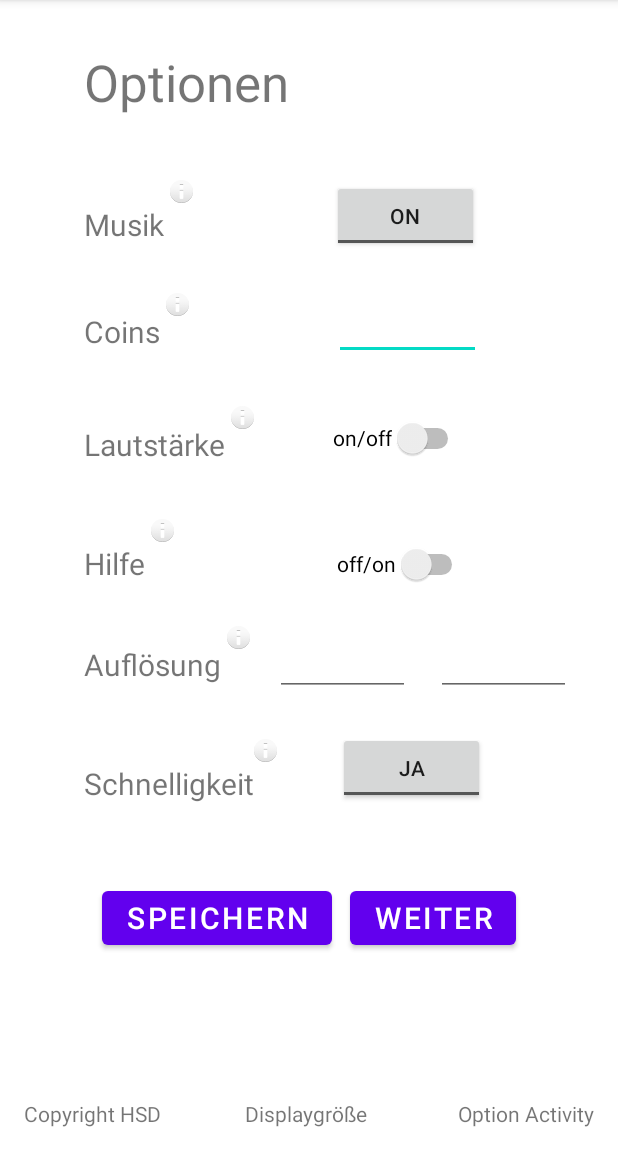
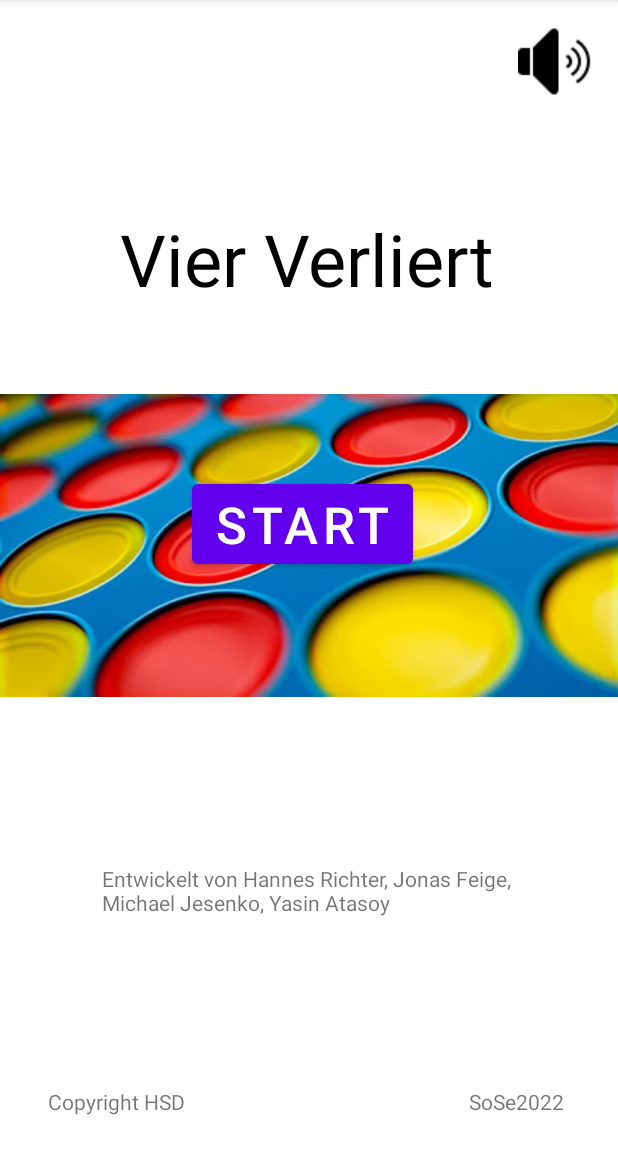
Before and after one commit to Jonasf-91/Interaktionsprinzipien, an Android app: the OptionActivity screen opened directly, with no data from a screen before it, after a tap on "SPEICHERN", on a phone screen of 412 x 824 dp, the part 84-1236 px from its top. Run offline under Robolectric (Android 15) with nearby library versions, the phone set to English and light mode, and no system bars; 3 other taps on this screen came first.

Commit message:
implemented StartActivity changed name of quizEditor pngs to the correct spelling

```diff
--- a/app/src/main/AndroidManifest.xml
+++ b/app/src/main/AndroidManifest.xml
@@ -42,6 +42,9 @@
             android:name=".GameActivity"
             android:exported="false" />
         <activity
+            android:name=".StartActivity"
+            android:exported="false" />
+        <activity
             android:name=".QuizActivity"
             android:exported="false" />
         <activity
--- a/app/src/main/java/com/example/interaktionsprinzipien/OptionActivity.kt
+++ b/app/src/main/java/com/example/interaktionsprinzipien/OptionActivity.kt
@@ -8,6 +8,7 @@ import android.os.Bundle
 import android.util.DisplayMetrics
 import android.widget.*
 import androidx.appcompat.app.AppCompatActivity
+import kotlinx.android.synthetic.main.activity_game.*
 import kotlinx.android.synthetic.main.activity_option.*
 
 
@@ -26,7 +27,7 @@ class OptionActivity : AppCompatActivity() {
         val toggleMusic = findViewById<ToggleButton>(R.id.toggleMusic)
         val volumeSwitch = findViewById<Switch>(R.id.volumeSwitch)
         val helpSwitch = findViewById<Switch>(R.id.helpSwitch)
-        val toggleSpeed = findViewById<ToggleButton>(R.id.toggleSpeed)
+        val toggleSpeed = findViewById<ToggleButton>(R.id.toggleDifficulty)
         val saveButton = findViewById<Button>(R.id.saveButton)
         val forwardButton = findViewById<Button>(R.id.forwardButton)
         val infoMusic = findViewById<ImageView>(R.id.infoMusic)
@@ -126,8 +127,9 @@ class OptionActivity : AppCompatActivity() {
                 saved = true
                 saveData()
             }else{
-                Toast.makeText(applicationContext, "Geben Sie bitte die korrekte Displaygröße an", Toast.LENGTH_LONG).show()
-            }
+                val intent = Intent(this, StartActivity::class.java)
+                startActivity(intent)            }
+
         }
 
         forwardButton.setOnClickListener {
@@ -155,7 +157,7 @@ class OptionActivity : AppCompatActivity() {
             putString("STRING_RESOLUTION_X", resX)
             putString("STRING_RESOLUTION_Y", resY)
             putBoolean("BOOLEAN_MUSIC", toggleMusic.isChecked)
-            putBoolean("BOOLEAN_SPEED", toggleSpeed.isChecked)
+            putBoolean("BOOLEAN_SPEED", toggleDifficulty.isChecked)
             putBoolean("BOOLEAN_VOLUME", volumeSwitch.isChecked)
             putBoolean("BOOLEAN_HELP", helpSwitch.isChecked)
         }.apply()
@@ -178,7 +180,7 @@ class OptionActivity : AppCompatActivity() {
         resolutionX.setText(stringResolutionX)
         resolutionY.setText(stringResolutionY)
         toggleMusic.isChecked = booleanMusic
-        toggleSpeed.isChecked = booleanSpeed
+        toggleDifficulty.isChecked = booleanSpeed
         volumeSwitch.isChecked = booleanVolume
         helpSwitch.isChecked = booleanHelp
     }
--- a/app/src/main/java/com/example/interaktionsprinzipien/StartActivity.kt
+++ b/app/src/main/java/com/example/interaktionsprinzipien/StartActivity.kt
@@ -26,7 +26,7 @@ class StartActivity : AppCompatActivity() {
         }
 
         audioButton.setOnClickListener {
-            if(audioButton.isActivated){
+            if(true){
                 playMusic()
                 audioButton.setImageResource(R.drawable.audio_on)
             }
--- a/app/src/main/res/layout/activity_option.xml
+++ b/app/src/main/res/layout/activity_option.xml
@@ -69,7 +69,7 @@
         android:text="@string/nextBtn"
         android:textSize="20sp"
         app:layout_constraintEnd_toEndOf="parent"
-        app:layout_constraintTop_toBottomOf="@+id/speed" />
+        app:layout_constraintTop_toBottomOf="@+id/difficulty" />
 
     <Button
         android:id="@+id/saveButton"
@@ -80,7 +80,7 @@
         android:text="@string/saveButton"
         android:textSize="20sp"
         app:layout_constraintStart_toStartOf="parent"
-        app:layout_constraintTop_toBottomOf="@+id/speed" />
+        app:layout_constraintTop_toBottomOf="@+id/difficulty" />
 
     <EditText
         android:id="@+id/coinAmount"
@@ -134,15 +134,15 @@
         app:layout_constraintTop_toTopOf="parent" />
 
     <ToggleButton
-        android:id="@+id/toggleSpeed"
+        android:id="@+id/toggleDifficulty"
         android:layout_width="98dp"
         android:layout_height="48dp"
-        android:layout_marginStart="116dp"
-        android:layout_marginTop="488dp"
+        android:layout_marginStart="172dp"
+        android:layout_marginTop="484dp"
         android:checked="false"
         android:text="ToggleButton"
-        android:textOff="JA"
-        android:textOn="NEIN"
+        android:textOff="1"
+        android:textOn="5"
         app:layout_constraintStart_toEndOf="@+id/music"
         app:layout_constraintTop_toTopOf="parent" />
 
@@ -158,12 +158,12 @@
         app:layout_constraintTop_toBottomOf="@+id/coins" />
 
     <TextView
-        android:id="@+id/speed"
+        android:id="@+id/difficulty"
         android:layout_width="wrap_content"
         android:layout_height="wrap_content"
         android:layout_marginStart="56dp"
         android:layout_marginTop="52dp"
-        android:text="@string/speed"
+        android:text="@string/difficulty"
         android:textSize="20sp"
         app:layout_constraintStart_toStartOf="parent"
         app:layout_constraintTop_toBottomOf="@+id/resolution" />
@@ -257,7 +257,7 @@
         android:layout_width="15dp"
         android:layout_height="15dp"
         android:layout_marginTop="36dp"
-        app:layout_constraintStart_toEndOf="@+id/speed"
+        app:layout_constraintStart_toEndOf="@+id/difficulty"
         app:layout_constraintTop_toBottomOf="@+id/resolution"
         app:srcCompat="@android:drawable/ic_dialog_info" />
 
--- a/app/src/main/res/layout/activity_start_screen.xml
+++ b/app/src/main/res/layout/activity_start_screen.xml
@@ -77,9 +77,10 @@
         android:layout_height="50dp"
         android:layout_marginTop="16dp"
         android:layout_marginEnd="16dp"
+        android:allowClickWhenDisabled="true"
         android:backgroundTint="@color/white"
         app:layout_constraintEnd_toEndOf="parent"
         app:layout_constraintTop_toTopOf="parent"
-        app:srcCompat="@drawable/audio_off" />
+        app:srcCompat="@drawable/audio_on" />
 
 </androidx.constraintlayout.widget.ConstraintLayout>
--- a/app/src/main/res/values/strings.xml
+++ b/app/src/main/res/values/strings.xml
@@ -63,7 +63,7 @@
     <string name="coins">Coins</string>
     <string name="help">Hilfe</string>
     <string name="resolution">Auflösung</string>
-    <string name="speed">Schnelligkeit</string>
+    <string name="difficulty">Schwierigkeitsgrad</string>
     <string name="onOff">on/off</string>
     <string name="offOn">off/on</string>
     <string name="on">on</string>
```
Also changed, not shown: app/src/main/java/com/example/interaktionsprinzipien/EditorActivity.kt (+4 -4 lines), app/src/main/res/drawable/quiz_editor01.png (renamed from app/src/main/res/drawable/QuizEditor01.png), app/src/main/res/drawable/quiz_editor02.png (renamed from app/src/main/res/drawable/QuizEditor02.png), app/src/main/res/drawable/quiz_editor03.png (renamed from app/src/main/res/drawable/QuizEditor03.png), app/src/main/res/drawable/quiz_editor04.png (renamed from app/src/main/res/drawable/QuizEditor04.png).
